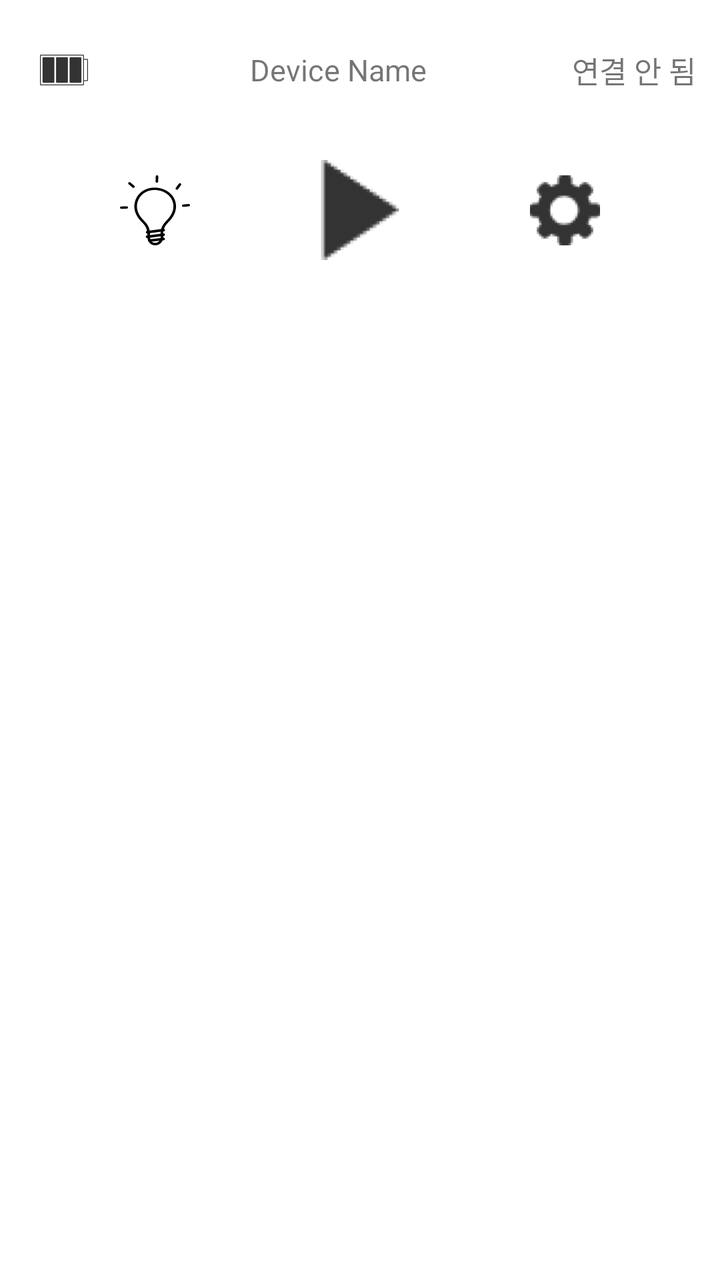
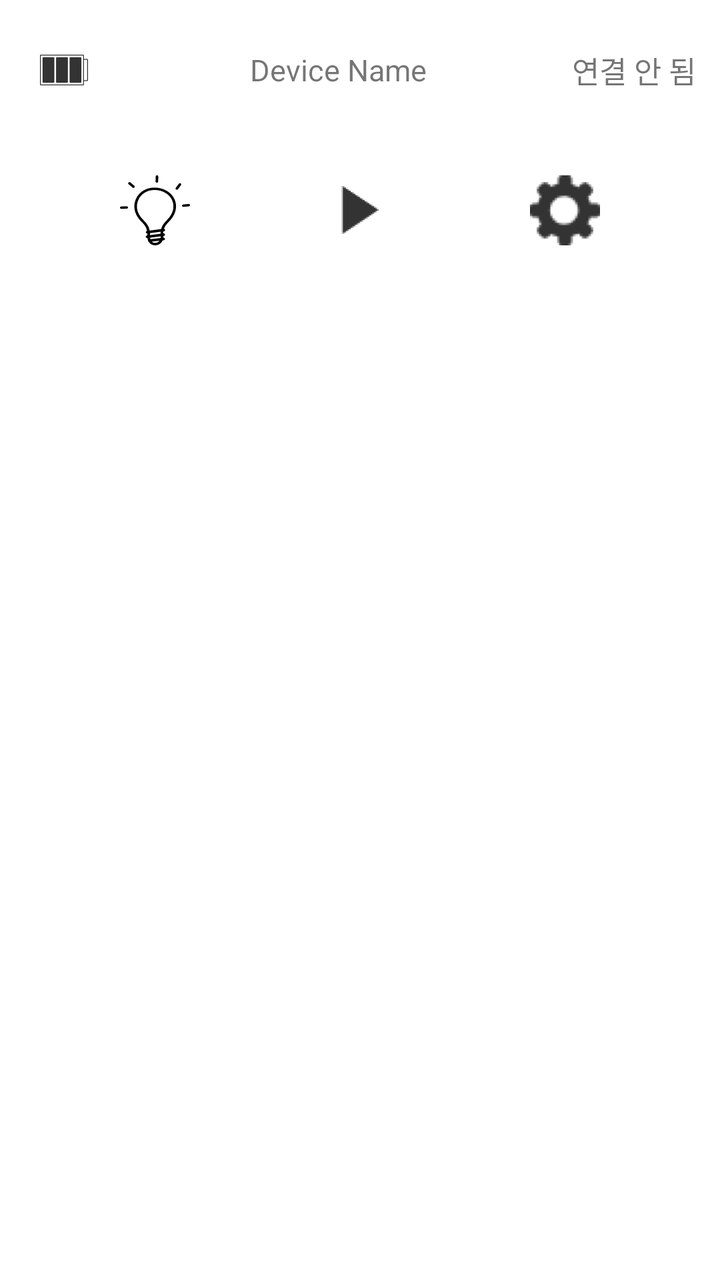

Screens rendered from an Android XML layout before and after an edit, with the pre-edit source and the edit as a unified diff.
<!-- AndroidManifest.xml: application theme Theme.MyApplication -->
<!-- res/layout/layout_device_item.xml -->
<?xml version="1.0" encoding="utf-8"?>
<LinearLayout xmlns:android="http://schemas.android.com/apk/res/android"
    xmlns:tools="http://schemas.android.com/tools"
    android:layout_width="match_parent"
    android:layout_height="wrap_content"
    xmlns:app="http://schemas.android.com/apk/res-auto"
    android:orientation="horizontal">


    
    <LinearLayout
        android:layout_width="match_parent"
        android:layout_height="wrap_content"
        android:orientation="vertical">

        
        <LinearLayout
            android:id="@+id/layout_device"
            android:layout_width="match_parent"
            android:layout_height="50sp"
            android:orientation="horizontal"
            android:layout_weight="10"
            android:layout_marginVertical="10dp"
            android:layout_marginHorizontal="10dp"

            >
            <ImageView
                android:layout_width="wrap_content"
                android:layout_height="wrap_content"
                android:src="@drawable/ic_battery_full"
                android:rotation="90"
                android:layout_gravity="center_vertical"
                android:layout_marginHorizontal="10dp"/>
            <TextView
                android:id="@+id/textview_device_name"
                android:layout_width="match_parent"
                android:layout_height="match_parent"
                android:text="Device Name"
                android:layout_weight="2"
                android:gravity="center"
                android:textSize="15dp"


                />
            <TextView
                android:id="@+id/textview_device_connection"
                android:layout_width="match_parent"
                android:layout_height="match_parent"
                android:text="연결 안 됨"
                android:layout_weight="5"
                android:gravity="center"
                android:textSize="15dp"/>

        </LinearLayout>
        
        <androidx.constraintlayout.widget.ConstraintLayout
            android:id="@+id/layout_device_options"
            xmlns:app="http://schemas.android.com/apk/res-auto"
            xmlns:android="http://schemas.android.com/apk/res/android"
            android:layout_width="match_parent"
            android:layout_height="match_parent"
            android:layout_marginVertical="10dp"
            android:animateLayoutChanges="true"
            android:visibility="visible"
            >

        <ImageButton
            android:id="@+id/button_device_lightbulb"
            android:layout_width="35dp"
            android:layout_height="35dp"
            android:background="@drawable/ic_bulb_light_icon"
            app:layout_constraintStart_toStartOf="parent"
            app:layout_constraintTop_toTopOf="parent"
            app:layout_constraintEnd_toStartOf="@+id/button_device_playpause"
            app:layout_constraintBottom_toBottomOf="parent"
            />


        <ImageButton
            android:id="@+id/button_device_playpause"
            android:layout_width="50dp"
            android:layout_height="50dp"
            android:background="@drawable/ic_play"
            app:layout_constraintStart_toEndOf="@+id/button_device_lightbulb"
            app:layout_constraintTop_toTopOf="parent"
            app:layout_constraintEnd_toStartOf="@+id/button_device_setting"
            app:layout_constraintBottom_toBottomOf="parent"

            />

        <ImageButton
            android:id="@+id/button_device_setting"
            android:layout_width="35dp"
            android:layout_height="35dp"
            android:background="@drawable/ic_bottomnavi_setting"

            app:layout_constraintEnd_toEndOf="parent"
            app:layout_constraintTop_toTopOf="parent"
            app:layout_constraintStart_toEndOf="@id/button_device_playpause"
            app:layout_constraintBottom_toBottomOf="parent"
            />



        </androidx.constraintlayout.widget.ConstraintLayout>
    </LinearLayout>

    
    <LinearLayout
        android:layout_width="match_parent"
        android:layout_height="wrap_content"
        android:orientation="vertical"
        android:visibility="visible">


    </LinearLayout>



</LinearLayout>
<!-- resources referenced by this layout -->
<resources>
  <!-- drawable ic_battery_full: png bitmap (drawable-hdpi, 278 bytes) -->
  <!-- drawable ic_bottomnavi_setting: png bitmap (drawable-hdpi, 1049 bytes) -->
  <!-- drawable ic_bulb_light_icon: vector/xml drawable (drawable, 3250 chars, omitted) -->
  <!-- drawable ic_play: png bitmap (drawable-hdpi, 564 bytes) -->
  <style name="Theme.MyApplication" parent="Theme.MaterialComponents.DayNight.DarkActionBar">
          
          <item name="colorPrimary">@color/ColorBlueChemi</item>
          <item name="colorPrimaryVariant">@color/ColorBlueChemiDark</item>
          <item name="colorOnPrimary">@color/white</item>
          
          <item name="colorSecondary">@color/teal_200</item>
          <item name="colorSecondaryVariant">@color/teal_700</item>
          <item name="colorOnSecondary">@color/black</item>
          
          <item name="android:statusBarColor" tools:targetApi="l">?attr/colorPrimaryVariant</item>
          
      </style>
  <color name="ColorBlueChemi">#FF3D67B1</color>
  <color name="ColorBlueChemiDark">#FF234D96</color>
  <color name="white">#FFFFFFFF</color>
  <color name="teal_200">#FF03DAC5</color>
  <color name="teal_700">#FF018786</color>
  <color name="black">#FF000000</color>
</resources>

<!-- the commit's change to res/layout/layout_device_item.xml (unified diff, before → after) -->
@@ -80,7 +80,8 @@
             android:id="@+id/button_device_playpause"
             android:layout_width="50dp"
             android:layout_height="50dp"
-            android:background="@drawable/ic_play"
+            android:background="#00FFFFFF"
+            android:src="@drawable/ic_play"
             app:layout_constraintStart_toEndOf="@+id/button_device_lightbulb"
             app:layout_constraintTop_toTopOf="parent"
             app:layout_constraintEnd_toStartOf="@+id/button_device_setting"
